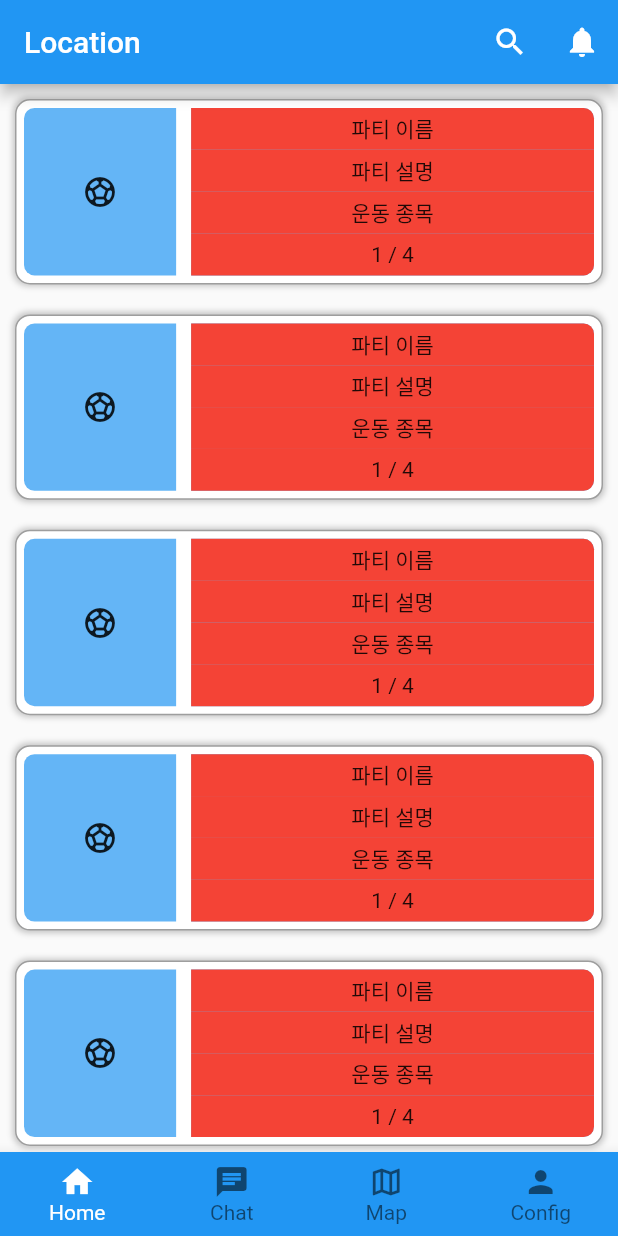
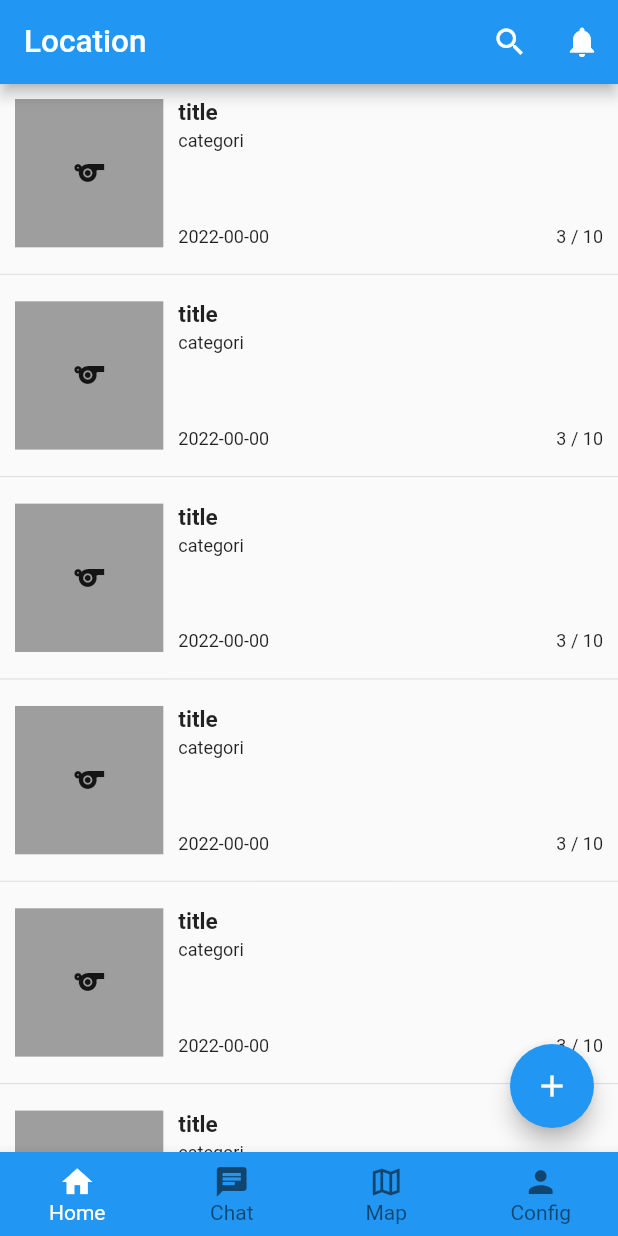
Before and after one commit to kookmin-sw/capstone-2022-02, a Flutter app: the screen it shows after launch, on a phone screen of 412 x 824 dp. Run offline on Flutter 3.47's test engine with Material 2 defaults, Android fonts, the phone set to English and light mode, and no system bars; our stand-ins replace firebase_auth; missing offline and left inert: dart:ffi, flutter_naver_map; accounts and stored records are empty.

Commit message:
update party init page

```diff
--- a/firebase_auth_login/lib/home.dart
+++ b/firebase_auth_login/lib/home.dart
@@ -2,9 +2,16 @@ import 'package:firebase_auth_login/party_list.dart';
 import 'package:firebase_auth_login/search.dart';
 import 'package:flutter/material.dart';
 import 'notification.dart';
-//query 추가 필요(database에서 띄울 요소, 일단은 지역기준인데 관심사 기준으로 해도 괜찮을 듯 함,로 따오기)
+import 'party_init.dart';
+//query 추가 필요(database에서 띄울 요소, 일단은 지역기준인데 관심사 기준으로 해도 괜찮을 듯 함)
 
-class Home extends StatelessWidget{
+class Home extends StatefulWidget{
+  State<Home> createState() => _HomeState();
+}
+
+class _HomeState extends State<Home> {
+  final _party = <PartyList>[];
+  final _page = 0; //query추출을 10개씩 하기 때문에 page저장으로 중복하지 않게 할 것
   @override
   Widget build (BuildContext context) {
     return Scaffold (
@@ -37,20 +44,45 @@ class Home extends StatelessWidget{
           )
         ],
       ),
-      body: ListView (
-        children: [
-          PartyList(),
-          PartyList(),
-          PartyList(),
-          PartyList(),
-          PartyList(),
-          PartyList(),
-          PartyList(),
-          PartyList(),
-          PartyList(),
-          PartyList(),
-        ],
+      body: _partyListView (),
+      floatingActionButton: FloatingActionButton (
+        onPressed: (() {
+          Navigator.push(context, MaterialPageRoute(
+            builder: (BuildContext context) => PartyInit(),
+            fullscreenDialog: true,
+            )
+          );
+        }),
+        child: const Icon (Icons.add),
       ),
     );
   }
+
+  Widget _partyListView () {
+    return ListView.builder (
+      itemBuilder: (context, index) {
+        if (index.isOdd) return Divider();
+        final i = index ~/ 2;
+        if (index >= _party.length) {
+          for (int j = 0; j < 10; j++) {
+            _party.add(
+                PartyList (
+                title: 'title',
+                categori: 'categori',
+                date: '2022-00-00',
+                maxNumber: 10,
+                nowNumber: 3,
+                thumbnail: Container (
+                  child: Icon (Icons.sports,),
+                  color: Colors.grey,
+                ),
+                description: '',
+              )
+            );
+          }
+        }
+        return _party[i];
+      }
+    );
+  }
 }
--- a/firebase_auth_login/lib/login.dart
+++ b/firebase_auth_login/lib/login.dart
@@ -3,8 +3,6 @@ import 'package:firebase_auth_login/helper/join_or_login.dart';
 import 'package:firebase_auth_login/helper/login_background.dart';
 import 'package:flutter/material.dart';
 import 'package:provider/provider.dart';
-
-
 
 class AuthPage extends StatelessWidget{
   final GlobalKey<FormState> _formKey = GlobalKey<FormState>();
--- a/firebase_auth_login/lib/main.dart
+++ b/firebase_auth_login/lib/main.dart
@@ -3,6 +3,7 @@ import 'package:firebase_auth_login/login.dart';
 import 'package:flutter/material.dart';
 import 'package:provider/provider.dart';
 import 'package:firebase_auth_login/home_page.dart';
+import 'package:flutter_localizations/flutter_localizations.dart';
 
 void main() => runApp(MyApp());
 
@@ -11,6 +12,13 @@ class MyApp extends StatelessWidget{
   @override
   Widget build(BuildContext context) {
     return MaterialApp(
+      localizationsDelegates: [
+        GlobalMaterialLocalizations.delegate,
+        GlobalWidgetsLocalizations.delegate,
+      ],
+      supportedLocales: [
+        const Locale('ko', 'KR'),
+      ],
       /*home: ChangeNotifierProvider<JoinOrLogin>.value(
       value: JoinOrLogin(),
       child: AuthPage()),*/
--- a/firebase_auth_login/lib/map_display.dart
+++ b/firebase_auth_login/lib/map_display.dart
@@ -1,6 +1,6 @@
 import 'dart:async';
 import 'package:flutter/material.dart';
-import 'package:naver_map_plugin/naver_map_plugin.dart';
+import 'package:flutter_naver_map/flutter_naver_map.dart';
 //query를 이용해 party 정보를 가져와 처리
 //party에 반드시 필요한 정보는 위/경도 정보
 //party 정보를 저장할 별도의 list를 관리하는 것이 좋다고 생각함
--- a/firebase_auth_login/lib/notification_list.dart
+++ b/firebase_auth_login/lib/notification_list.dart
@@ -4,15 +4,16 @@ class NotificationList extends StatelessWidget {
   @override
   Widget build (BuildContext context) {
     return Padding(
-      padding: EdgeInsets.all(3.0),
+      padding: EdgeInsets.all(5.0),
       child: Column (
         children: <Widget> [
           GestureDetector(
             onTap: () {
               print ('tapped');
             },
+            child: Card (
               child: ListTile (
-              leading: Icon (Icons.sports_baseball),
+                leading: Icon (Icons.notifications),
                 title: Text (
                   'Name'
                 ),
@@ -21,6 +22,7 @@ class NotificationList extends StatelessWidget {
                 ),
               )
             )
+          )
         ]
       )
     );
--- a/firebase_auth_login/lib/party_list.dart
+++ b/firebase_auth_login/lib/party_list.dart
@@ -2,106 +2,127 @@ import 'package:flutter/material.dart';
 import 'package:provider/provider.dart';
 
 class PartyList extends StatelessWidget {
+  const PartyList ({
+    Key? key,
+    required this.thumbnail,
+    required this.title,
+    required this.categori,
+    required this.maxNumber,
+    required this.nowNumber,
+    required this.date,
+    required this.description
+  }): super (key: key);
+  final Widget thumbnail;
+  final String title;
+  final String description;
+  final String categori;
+  final int maxNumber;
+  final int nowNumber;
+  final String date;
+
   @override
   Widget build (BuildContext context) {
-    return Container(
-      height: MediaQuery.of(context).size.height * 0.15,
-      margin: const EdgeInsets.all(10.0),
-      decoration: BoxDecoration(
-        borderRadius: BorderRadius.all (Radius.circular(10.0)),
-        color: Colors.white,
-        border: Border.all(
-          width: 1.0,
-          color: Colors.grey,
-          style: BorderStyle.solid
-        ),
-        boxShadow: [BoxShadow (
-          color: Colors.grey.withOpacity(0.6),
-          spreadRadius: 1,
-          blurRadius: 3.0,
-        )]
-      ),
-
-      child: Row (
-        children: [
-          Flexible(
-            child: Container (
-              child: Icon (Icons.sports_soccer),
-              width: MediaQuery.of(context).size.width,
-              height: MediaQuery.of(context).size.height,
-              margin: const EdgeInsets.all(5.0),
-              decoration: BoxDecoration (
-                color: Colors.blue[300],
-                borderRadius: BorderRadius.only(
-                  topLeft: Radius.circular(7.0),
-                  bottomLeft: Radius.circular(7.0)
+    return GestureDetector (
+      onTap: () {
+        print ('tab');
+      },
+      child: Padding(
+        padding: EdgeInsets.all(10.0),
+        child: SizedBox (
+          height: MediaQuery.of(context).size.height * 0.12,
+          child: Row (
+            children: <Widget> [
+              AspectRatio(
+                aspectRatio: 1.0,
+                child: thumbnail,
+              ),
+              Expanded (
+                child: Padding (
+                  padding: EdgeInsets.only(left: 10.0),
+                  child: _PartyDescription (
+                    title: title,
+                    categori: categori,
+                    date: date,
+                    maxNumber: maxNumber,
+                    nowNumber: nowNumber,
+                  ),
                 ),
-              ),
-            ),
-            flex: 2,
-          ),
-          Flexible (
-            child: Container (
-              width: MediaQuery.of(context).size.width,
-              margin: const EdgeInsets.all(5.0),
-              decoration: BoxDecoration (
-                borderRadius: BorderRadius.only(
-                  topRight: Radius.circular(7.0),
-                  bottomRight: Radius.circular(7.0),
-                ),
-                color: Colors.blue[300]
-              ),
-              child: Column (
-                children: [
-                  Flexible(
-                    child: Container(
-                      width: MediaQuery.of(context).size.width,
-                      height: MediaQuery.of(context).size.height,
-                      decoration: BoxDecoration (
-                        color: Colors.red[500],
-                        borderRadius: BorderRadius.only(
-                          topRight: Radius.circular(7.0)
-                        )
-                      ),
-                      child: Center (child: Text ("파티 이름"))),
-                    flex: 1,
-                    ),
-                  Flexible(
-                    child: Container (
-                      width: MediaQuery.of(context).size.width,
-                      height: MediaQuery.of(context).size.height,
-                      color: Colors.red[500],
-                      child: Center (child: Text ("파티 설명"))),
-                    flex: 1,
-                  ),
-                  Flexible(
-                    child: Container (
-                      width: MediaQuery.of(context).size.width,
-                      height: MediaQuery.of(context).size.height,
-                      color: Colors.red[500],
-                      child: Center (child: Text ("운동 종목"))),
-                    flex: 1,
-                  ),
-                  Flexible(
-                    child: Container (
-                      width: MediaQuery.of(context).size.width,
-                      height: MediaQuery.of(context).size.height,
-                      decoration: BoxDecoration (
-                        color: Colors.red[500],
-                        borderRadius: BorderRadius.only(
-                          bottomRight: Radius.circular(7.0)
-                        )
-                      ),
-                      child: Center (child: Text ("1 / 4"))),
-                    flex: 1,
-                  )
-                ]
-              ),
-            ),
-            flex: 5,
-            ),
-        ],
+                flex: 4,
+              )
+            ],
+          )
+        )
       )
     );
   }
 }
+
+class _PartyDescription extends StatelessWidget {
+  const _PartyDescription ({
+    Key? key,
+    required this.title ,
+    required this.categori,
+    required this.maxNumber,
+    required this.nowNumber,
+    required this.date,
+  }): super (key: key);
+  final String title;
+  final String categori;
+  final int maxNumber;
+  final int nowNumber;
+  final String date;
+
+  Widget build (BuildContext context) {
+    return Container (
+
+      child: Column (
+        crossAxisAlignment: CrossAxisAlignment.start,
+        children: <Widget> [
+          Expanded(
+            child: Column (
+              crossAxisAlignment: CrossAxisAlignment.start,
+              children: <Widget> [
+                Text (
+                  title,
+                  maxLines: 1,
+                  overflow: TextOverflow.ellipsis,
+                  style: const TextStyle (
+                    fontWeight: FontWeight.bold,
+                  ),
+                ),
+                const Padding(padding: EdgeInsets.only(bottom: 3.0)),
+                Text (
+                  categori,
+                  maxLines: 1,
+                  style: TextStyle (
+                    fontSize: 12.0,
+                  ),
+                )
+              ],
+            ),
+          ),
+          Expanded(
+            child: Row (
+              mainAxisAlignment: MainAxisAlignment.spaceBetween,
+              crossAxisAlignment: CrossAxisAlignment.end,
+              children: <Widget> [
+                Text (
+                  date,
+                  style: TextStyle (
+                    fontSize: 12.0,
+                  ),
+                ),
+                Text (
+                  '$nowNumber / $maxNumber',
+                  style: TextStyle (
+                    fontSize: 12.0,
+                  ),
+                )
+              ],
+            )
+          )
+        ]
+      )
+    );
+  }
+}
--- a/firebase_auth_login/lib/search.dart
+++ b/firebase_auth_login/lib/search.dart
@@ -42,6 +42,7 @@ class _SearchPageState extends State<SearchPage> {
             onPressed: () {
               editingController.clear ();
             },
+            splashRadius: 15,
           ),
         ),
         style: TextStyle (
--- a/firebase_auth_login/pubspec.yaml
+++ b/firebase_auth_login/pubspec.yaml
@@ -31,13 +31,13 @@ dependencies:
   firebase_auth:
   flutter:
     sdk: flutter
-
+  flutter_localizations:
+    sdk: flutter
 
   # The following adds the Cupertino Icons font to your application.
   # Use with the CupertinoIcons class for iOS style icons.
   cupertino_icons: ^1.0.2
-  naver_map_plugin:
-    git: https://github.com/LBSTECH/naver_map_plugin.git
+  flutter_naver_map: ^0.10.5
 
 dev_dependencies:
   flutter_test:
```
Also changed, not shown: firebase_auth_login/lib/location_select.dart (added, +101 -0 lines), firebase_auth_login/lib/party_init.dart (added, +329 -0 lines), firebase_auth_login/pubspec.lock, 2 other files. Lines whose indentation alone changed are shown as unchanged.
